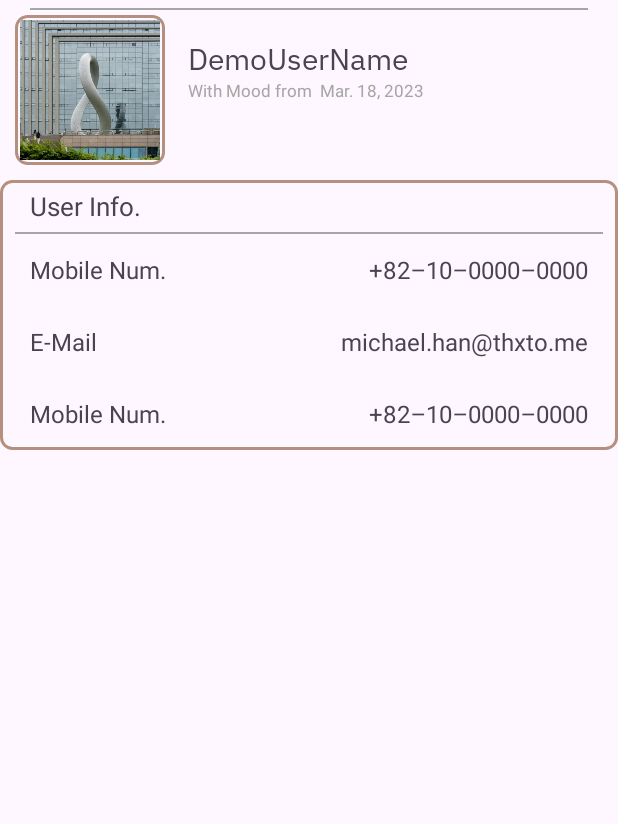
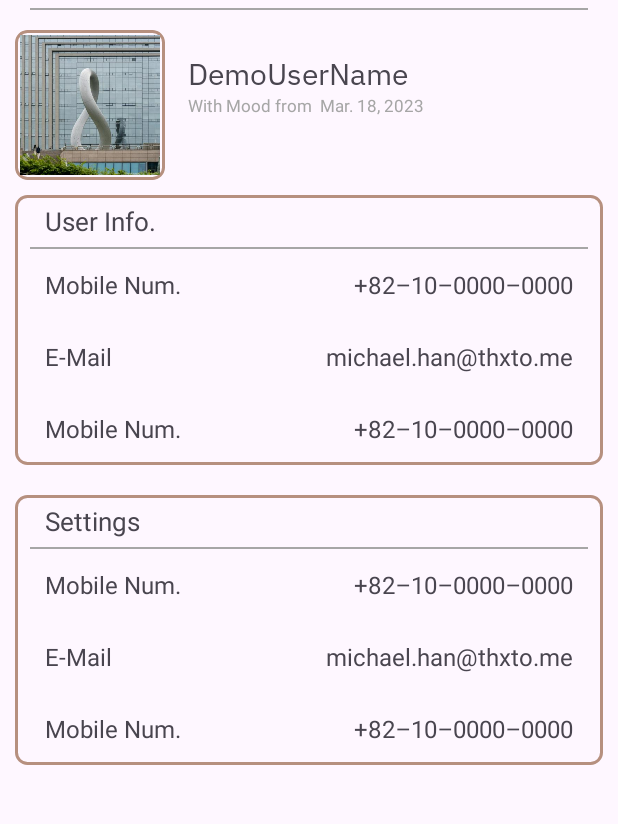
Before and after one commit to GC-MP23-T11/LuckyCalendar, an Android app: the UserPage screen opened directly, with no data from a screen before it, on a phone screen of 412 x 824 dp, the part 98-922 px from its top. Run offline under Robolectric (Android 15) with nearby library versions, the phone set to English and light mode, and no system bars.

Commit message:
feat(UserPage): Add Settings menu
Status Update (May. 23, 2023 20:49)
Add Settings menu.

```diff
--- a/app/src/main/java/com/MP23_T11/luckycalendar/UserPage.java
+++ b/app/src/main/java/com/MP23_T11/luckycalendar/UserPage.java
@@ -18,4 +18,10 @@ public class UserPage extends AppCompatActivity {
 
     public void modProfilePic(View view) {
     }
+
+    public void modUserNum(View view) {
+    }
+
+    public void modUserEmail(View view) {
+    }
 }
--- a/app/src/main/res/layout/activity_user_page.xml
+++ b/app/src/main/res/layout/activity_user_page.xml
@@ -31,7 +31,7 @@
     <ScrollView
         android:layout_width="wrap_content"
         android:layout_height="wrap_content"
-        android:layout_marginTop="10dp"
+        android:layout_marginTop="20dp"
         app:layout_constraintEnd_toEndOf="parent"
         app:layout_constraintStart_toStartOf="parent"
         app:layout_constraintTop_toBottomOf="@id/logo">
@@ -49,7 +49,7 @@
                 android:layout_marginHorizontal="10dp"
                 android:orientation="horizontal">
 
-                <!--                TODO: ImageView Crop-->
+                <!--                TODO: ImageView Crop(https://jeong9216.tistory.com/9)-->
                 <ImageView
                     android:id="@+id/ProfilePic"
                     android:layout_width="100dp"
@@ -104,7 +104,7 @@
             <LinearLayout
                 android:layout_width="match_parent"
                 android:layout_height="wrap_content"
-                android:layout_marginVertical="10dp"
+                android:layout_margin="10dp"
                 android:background="@drawable/inputbox"
                 android:orientation="vertical">
 
@@ -112,8 +112,8 @@
                 <TextView
                     android:layout_width="match_parent"
                     android:layout_height="wrap_content"
+                    android:paddingHorizontal="20dp"
                     android:paddingTop="5dp"
-                    android:paddingHorizontal="20dp"
                     android:text="@string/user_info"
                     android:textSize="17.5sp" />
 
@@ -145,6 +145,9 @@
                         android:id="@+id/MobileNum"
                         android:layout_width="wrap_content"
                         android:layout_height="wrap_content"
+                        android:clickable="true"
+                        android:focusable="true"
+                        android:onClick="modUserNum"
                         android:text="@string/DemoPhoneNum"
                         android:textSize="16sp" />
 
@@ -172,6 +175,9 @@
                         android:id="@+id/UserEmail"
                         android:layout_width="wrap_content"
                         android:layout_height="wrap_content"
+                        android:clickable="true"
+                        android:focusable="true"
+                        android:onClick="modUserEmail"
                         android:text="@string/DemoEmail"
                         android:textSize="16sp" />
                 </LinearLayout>
@@ -209,6 +215,108 @@
                 <!--                    android:background="#A6A6A6" />-->
             </LinearLayout>
 
+            <LinearLayout
+                android:layout_width="match_parent"
+                android:layout_height="wrap_content"
+                android:layout_margin="10dp"
+                android:background="@drawable/inputbox"
+                android:orientation="vertical">
+
+
+                <TextView
+                    android:layout_width="match_parent"
+                    android:layout_height="wrap_content"
+                    android:paddingHorizontal="20dp"
+                    android:paddingTop="5dp"
+                    android:text="@string/settings"
+                    android:textSize="17.5sp" />
+
+                <View
+                    android:layout_width="match_parent"
+                    android:layout_height="1dp"
+                    android:layout_marginHorizontal="10dp"
+                    android:layout_marginTop="5dp"
+                    android:background="#A6A6A6" />
+
+                <LinearLayout
+                    android:layout_width="match_parent"
+                    android:layout_height="48dp"
+                    android:gravity="center"
+                    android:paddingHorizontal="20dp">
+
+                    <TextView
+                        android:layout_width="wrap_content"
+                        android:layout_height="wrap_content"
+                        android:text="@string/mobile_num"
+                        android:textSize="16sp" />
+
+                    <View
+                        android:layout_width="0dp"
+                        android:layout_height="48dp"
+                        android:layout_weight="1" />
+
+                    <TextView
+                        android:id="@+id/Setting1"
+                        android:layout_width="wrap_content"
+                        android:layout_height="wrap_content"
+                        android:text="@string/DemoPhoneNum"
+                        android:textSize="16sp" />
+
+
+                </LinearLayout>
+
+                <LinearLayout
+                    android:layout_width="match_parent"
+                    android:layout_height="48dp"
+                    android:gravity="center"
+                    android:paddingHorizontal="20dp">
+
+                    <TextView
+                        android:layout_width="wrap_content"
+                        android:layout_height="wrap_content"
+                        android:text="@string/e_mail"
+                        android:textSize="16sp" />
+
+                    <View
+                        android:layout_width="0dp"
+                        android:layout_height="48dp"
+                        android:layout_weight="1" />
+
+                    <TextView
+                        android:id="@+id/Setting2"
+                        android:layout_width="wrap_content"
+                        android:layout_height="wrap_content"
+                        android:text="@string/DemoEmail"
+                        android:textSize="16sp" />
+                </LinearLayout>
+
+                <LinearLayout
+                    android:layout_width="match_parent"
+                    android:layout_height="48dp"
+                    android:gravity="center"
+                    android:paddingHorizontal="20dp">
+
+                    <TextView
+                        android:layout_width="wrap_content"
+                        android:layout_height="wrap_content"
+                        android:text="@string/mobile_num"
+                        android:textSize="16sp" />
+
+                    <View
+                        android:layout_width="0dp"
+                        android:layout_height="48dp"
+                        android:layout_weight="1" />
+
+                    <TextView
+                        android:id="@+id/Setting3"
+                        android:layout_width="wrap_content"
+                        android:layout_height="wrap_content"
+                        android:text="@string/DemoPhoneNum"
+                        android:textSize="16sp" />
+                </LinearLayout>
+
+            </LinearLayout>
+
         </LinearLayout>
 
     </ScrollView>
--- a/app/src/main/res/values/strings.xml
+++ b/app/src/main/res/values/strings.xml
@@ -28,5 +28,6 @@
     <string name="DemoEmail">michael.han@thxto.me</string>
     <string name="e_mail">E-Mail</string>
     <string name="user_info">User Info.</string>
+    <string name="settings">Settings</string>
 
 </resources>
```
